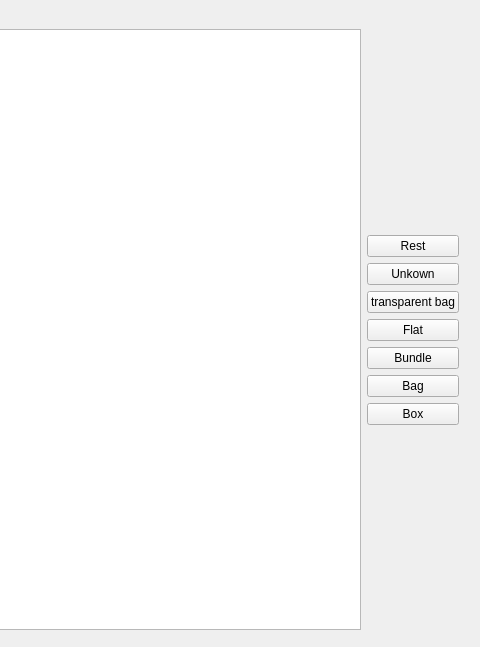
First picture: the form in widget.ui, repository DoVllasa/LabelEditorQT, before the edit; both pictures show x 421 to 901 and y 0 to 647 of the 901 by 647 pixel window.
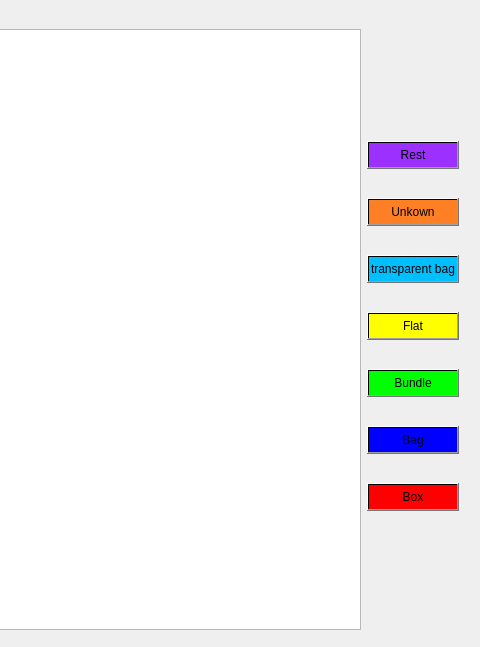
Second picture: the form after the edit.

Commit message: - Change Style Buttons

The edit to the form file:
```diff
--- a/widget.ui
+++ b/widget.ui
@@ -29,20 +29,24 @@
     <item>
      <layout class="QVBoxLayout" name="verticalLayout">
       <item>
-       <spacer name="verticalSpacer">
-        <property name="orientation">
-         <enum>Qt::Vertical</enum>
-        </property>
-        <property name="sizeHint" stdset="0">
+       <widget class="QLabel" name="label">
+        <property name="maximumSize">
          <size>
-          <width>20</width>
-          <height>40</height>
+          <width>16777215</width>
+          <height>60</height>
          </size>
         </property>
-       </spacer>
+        <property name="text">
+         <string/>
+        </property>
+       </widget>
       </item>
       <item>
        <widget class="QPushButton" name="restButton">
+        <property name="styleSheet">
+         <string notr="true">background-color: qlineargradient(spread:pad, x0:0, y0:0, x0:1, y0:0, stop:0 rgba(155, 48, 255, 255));
+height: 20px;</string>
+        </property>
         <property name="text">
          <string>Rest</string>
         </property>
@@ -50,6 +54,10 @@
       </item>
       <item>
        <widget class="QPushButton" name="unknownButton">
+        <property name="styleSheet">
+         <string notr="true">background-color: qlineargradient(spread:pad, x0:0, y0:0, x0:1, y0:0, stop:0 rgba(255, 127, 36, 255));
+height: 20px;</string>
+        </property>
         <property name="text">
          <string>Unkown</string>
         </property>
@@ -57,6 +65,10 @@
       </item>
       <item>
        <widget class="QPushButton" name="transaprentBagButton">
+        <property name="styleSheet">
+         <string notr="true">background-color: qlineargradient(spread:pad, x0:0, y0:0, x0:1, y0:0, stop:0 rgba(0, 191, 255, 255));
+height: 20px;</string>
+        </property>
         <property name="text">
          <string>transparent bag</string>
         </property>
@@ -64,6 +76,10 @@
       </item>
       <item>
        <widget class="QPushButton" name="flatButton">
+        <property name="styleSheet">
+         <string notr="true">background-color: qlineargradient(spread:pad, x0:0, y0:0, x0:1, y0:0, stop:0 rgba(255, 255, 0, 255));
+height: 20px;</string>
+        </property>
         <property name="text">
          <string>Flat</string>
         </property>
@@ -71,6 +87,10 @@
       </item>
       <item>
        <widget class="QPushButton" name="bundleButton">
+        <property name="styleSheet">
+         <string notr="true">background-color: qlineargradient(spread:pad, x0:0, y0:0, x0:1, y0:0, stop:0 rgba(0, 255, 0, 255));
+height: 20px;</string>
+        </property>
         <property name="text">
          <string>Bundle</string>
         </property>
@@ -78,6 +98,10 @@
       </item>
       <item>
        <widget class="QPushButton" name="bagButton">
+        <property name="styleSheet">
+         <string notr="true">background-color: qlineargradient(spread:pad, x0:0, y0:0, x0:1, y0:0, stop:0 rgba(0, 0, 255, 255));
+height: 20px;</string>
+        </property>
         <property name="text">
          <string>Bag</string>
         </property>
@@ -85,23 +109,27 @@
       </item>
       <item>
        <widget class="QPushButton" name="boxButton">
+        <property name="styleSheet">
+         <string notr="true">background-color: qlineargradient(spread:pad, x0:0, y0:0, x0:1, y0:0, stop:0 rgba(255, 0, 0, 255));
+height: 20px;</string>
+        </property>
         <property name="text">
          <string>Box</string>
         </property>
        </widget>
       </item>
       <item>
-       <spacer name="verticalSpacer_2">
-        <property name="orientation">
-         <enum>Qt::Vertical</enum>
-        </property>
-        <property name="sizeHint" stdset="0">
+       <widget class="QLabel" name="label_2">
+        <property name="maximumSize">
          <size>
-          <width>20</width>
-          <height>40</height>
+          <width>16777215</width>
+          <height>60</height>
          </size>
         </property>
-       </spacer>
+        <property name="text">
+         <string/>
+        </property>
+       </widget>
       </item>
      </layout>
     </item>
```
The commit also changes 4 other files.
